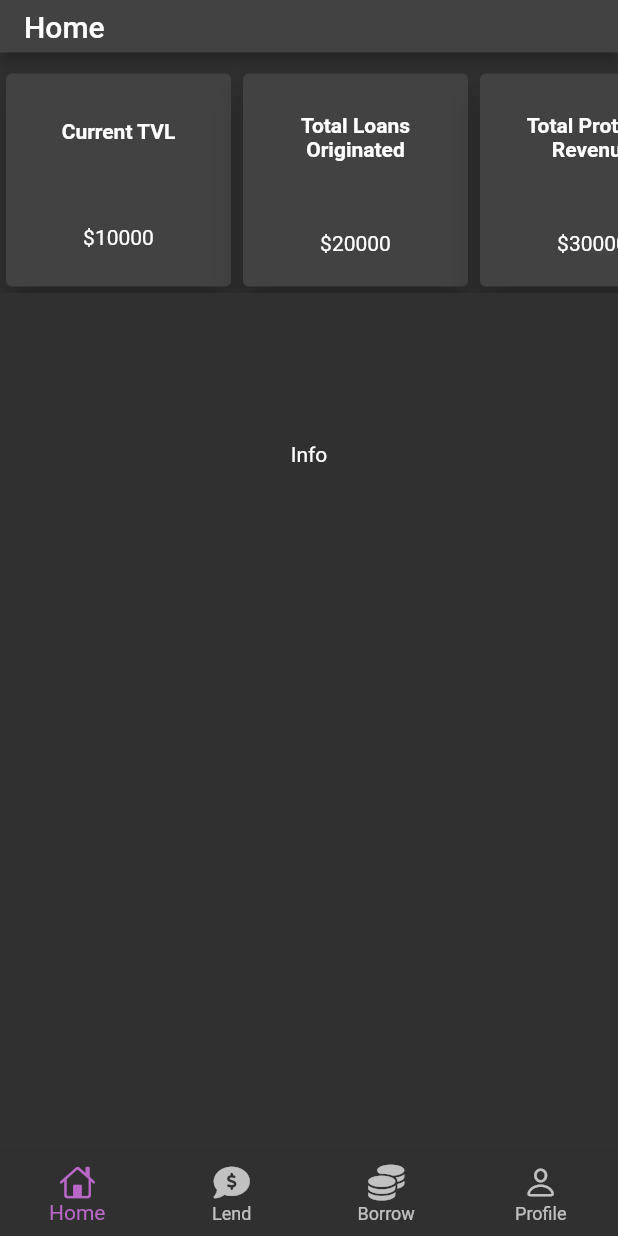
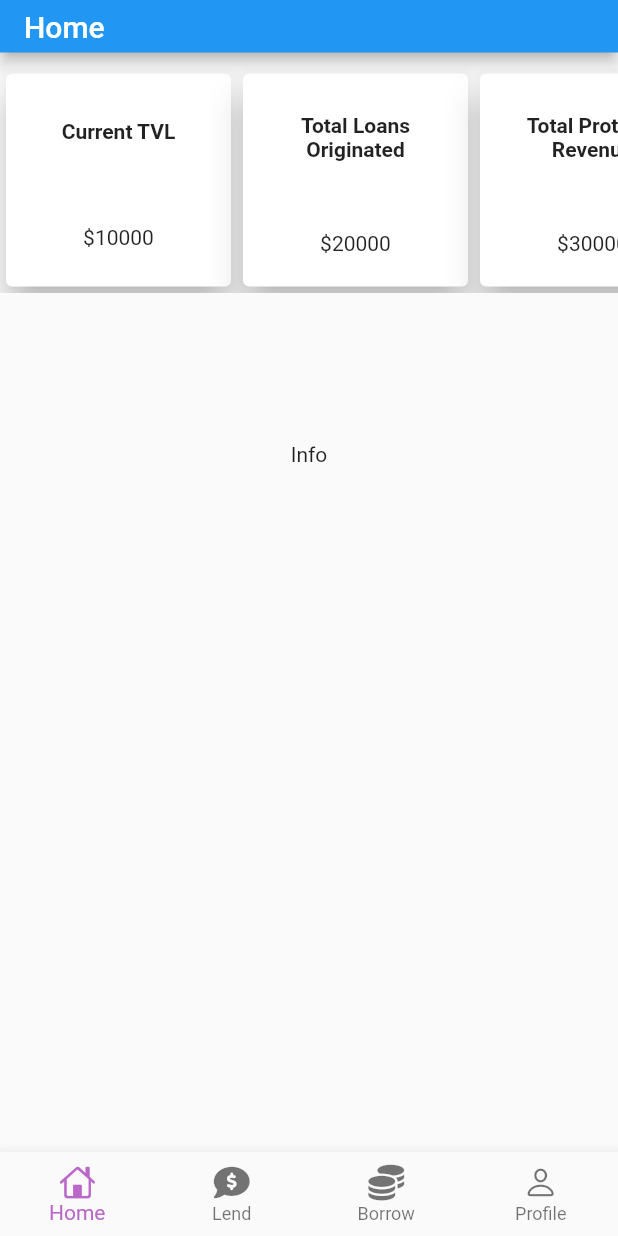
Before and after one commit to Tabasco-DeFi/Cover.fi-IOS-Android, a Flutter app: the screen it shows after launch, on a phone screen of 412 x 824 dp. Run offline on Flutter 3.47's test engine with Material 2 defaults, Android fonts, the phone set to English and light mode, and no system bars; our stand-ins replace font_awesome_flutter, get.

Commit message:
Themedata Settings (color settings)

```diff
--- a/lib/main.dart
+++ b/lib/main.dart
@@ -24,8 +24,9 @@ class MyApp extends StatelessWidget {
     return GetMaterialApp(
       title: 'Flutter Demo',
       theme: ThemeData(
-        brightness: Brightness.dark,
-        // brightness: Brightness.light,
+        // brightness: Brightness.dark,
+        brightness: Brightness.light,
+        primarySwatch: Colors.blue,
       ),
       debugShowCheckedModeBanner: false,
       initialRoute: "/homePage",
```
